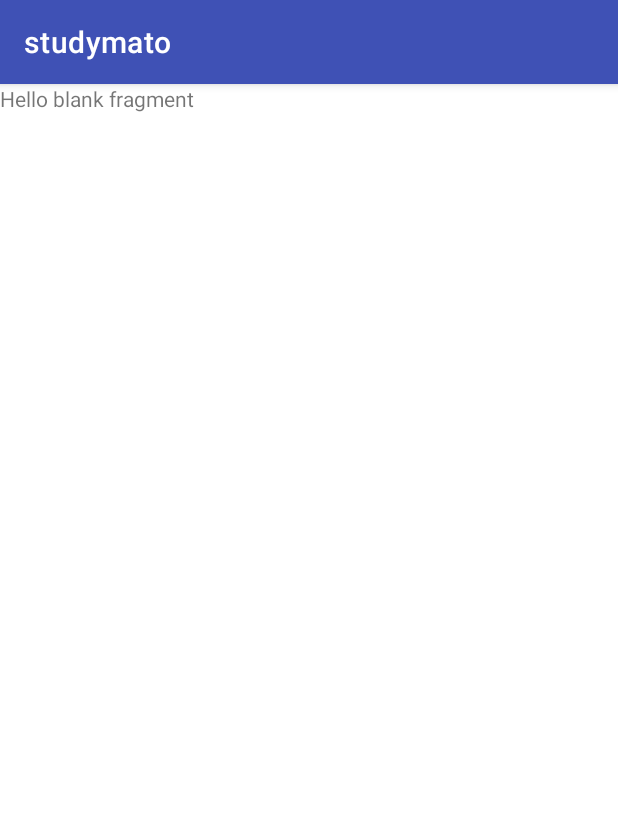
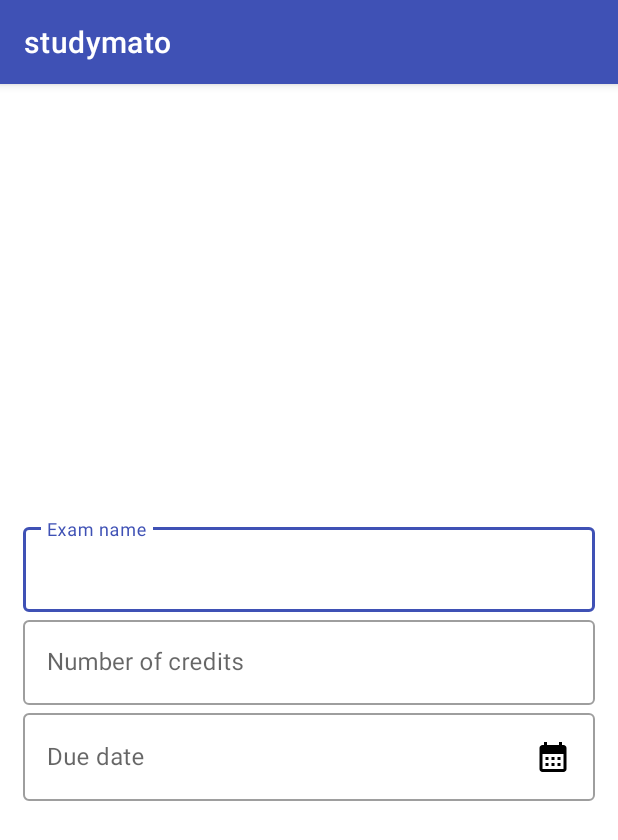
Before and after one commit to Alnu73/studymato, an Android app: the fragment AddExamFragment shown on its own in the app's theme, on a phone screen of 412 x 824 dp. Shown: the top 840 px of the screen. Run offline under Robolectric (Android 15) with nearby library versions, the phone set to English and light mode, and no system bars.

Commit message:
AddExamFragment UI updated

```diff
--- a/app/src/main/java/it/uni/sim/studymato/ExamsFragment.java
+++ b/app/src/main/java/it/uni/sim/studymato/ExamsFragment.java
@@ -3,9 +3,12 @@ package it.uni.sim.studymato;
 import android.os.Bundle;
 
 import androidx.fragment.app.Fragment;
+import androidx.fragment.app.FragmentTransaction;
+
 import android.view.LayoutInflater;
 import android.view.View;
 import android.view.ViewGroup;
+import android.widget.FrameLayout;
 
 import com.google.android.material.floatingactionbutton.FloatingActionButton;
 import com.google.firebase.database.DatabaseReference;
@@ -40,7 +43,15 @@ public class ExamsFragment extends Fragment {
         fab.setOnClickListener(new View.OnClickListener() {
             @Override
             public void onClick(View view) {
-
+                AddExamFragment addExamFragment = new AddExamFragment();
+                FrameLayout examsMainLayout = binding.examsMainLayout;
+                examsMainLayout.removeAllViews();
+                requireActivity().getSupportFragmentManager().beginTransaction()
+                        .replace(
+                                R.id.examsMainLayout,
+                                addExamFragment,
+                                addExamFragment.getClass().getCanonicalName())
+                        .commit();
             }
         });
 
--- /dev/null
+++ b/app/src/main/res/drawable/ic_baseline_calendar_month_24.xml
@@ -0,0 +1,5 @@
+<vector android:height="24dp" android:tint="#000000"
+    android:viewportHeight="24" android:viewportWidth="24"
+    android:width="24dp" xmlns:android="http://schemas.android.com/apk/res/android">
+    <path android:fillColor="@android:color/white" android:pathData="M19,4h-1V2h-2v2H8V2H6v2H5C3.89,4 3.01,4.9 3.01,6L3,20c0,1.1 0.89,2 2,2h14c1.1,0 2,-0.9 2,-2V6C21,4.9 20.1,4 19,4zM19,20H5V10h14V20zM9,14H7v-2h2V14zM13,14h-2v-2h2V14zM17,14h-2v-2h2V14zM9,18H7v-2h2V18zM13,18h-2v-2h2V18zM17,18h-2v-2h2V18z"/>
+</vector>
--- a/app/src/main/res/layout/fragment_add_exam.xml
+++ b/app/src/main/res/layout/fragment_add_exam.xml
@@ -1,14 +1,54 @@
 <?xml version="1.0" encoding="utf-8"?>
-<FrameLayout xmlns:android="http://schemas.android.com/apk/res/android"
+<LinearLayout xmlns:android="http://schemas.android.com/apk/res/android"
     xmlns:tools="http://schemas.android.com/tools"
     android:layout_width="match_parent"
     android:layout_height="match_parent"
+    xmlns:app="http://schemas.android.com/apk/res-auto"
+    android:gravity="center_vertical"
+    android:orientation="vertical"
+    android:padding="15dp"
     tools:context=".AddExamFragment">
 
-    <!-- TODO: Update blank fragment layout -->
-    <TextView
+    <com.google.android.material.textfield.TextInputLayout
         android:layout_width="match_parent"
-        android:layout_height="match_parent"
-        android:text="@string/hello_blank_fragment" />
+        android:layout_height="wrap_content"
+        android:hint="@string/exam_name"
+        style="@style/Widget.MaterialComponents.TextInputLayout.OutlinedBox">
 
-</FrameLayout>
+        <com.google.android.material.textfield.TextInputEditText
+            android:id="@+id/examNameEditText"
+            android:layout_width="match_parent"
+            android:layout_height="wrap_content" />
+    </com.google.android.material.textfield.TextInputLayout>
+
+    <com.google.android.material.textfield.TextInputLayout
+        android:layout_width="match_parent"
+        android:layout_height="wrap_content"
+        android:hint="@string/number_of_credits"
+        style="@style/Widget.MaterialComponents.TextInputLayout.OutlinedBox">
+
+        <com.google.android.material.textfield.TextInputEditText
+            android:id="@+id/numberOfCreditsEditText"
+            android:layout_width="match_parent"
+            android:layout_height="wrap_content"
+            android:inputType="number" />
+    </com.google.android.material.textfield.TextInputLayout>
+
+    <com.google.android.material.textfield.TextInputLayout
+        android:layout_width="match_parent"
+        android:layout_height="wrap_content"
+        android:hint="@string/due_date"
+        app:placeholderText="dd/mm/yy"
+        style="@style/Widget.MaterialComponents.TextInputLayout.OutlinedBox">
+
+        <com.google.android.material.textfield.TextInputEditText
+            android:id="@+id/dueDateEditText"
+            android:layout_width="match_parent"
+            android:layout_height="wrap_content"
+            android:inputType="date"
+            android:drawableEnd="@drawable/ic_baseline_calendar_month_24"
+            />
+
+    </com.google.android.material.textfield.TextInputLayout>
+
+</LinearLayout>
--- a/app/src/main/res/layout/fragment_exams.xml
+++ b/app/src/main/res/layout/fragment_exams.xml
@@ -1,6 +1,7 @@
 <?xml version="1.0" encoding="utf-8"?>
 <FrameLayout xmlns:android="http://schemas.android.com/apk/res/android"
     xmlns:tools="http://schemas.android.com/tools"
+    android:id="@+id/examsMainLayout"
     android:layout_width="match_parent"
     android:layout_height="match_parent"
     android:layout_marginBottom="@dimen/bottomNavBarHeight"
--- a/app/src/main/res/values/strings.xml
+++ b/app/src/main/res/values/strings.xml
@@ -13,4 +13,8 @@
     <string name="exams">Exams</string>
     <string name="settings">Settings</string>
     <string name="addNewItem">Add new item</string>
+    <string name="add_new_exam">Add new exam</string>
+    <string name="exam_name">Exam name</string>
+    <string name="number_of_credits">Number of credits</string>
+    <string name="due_date">Due date</string>
 </resources>
```
